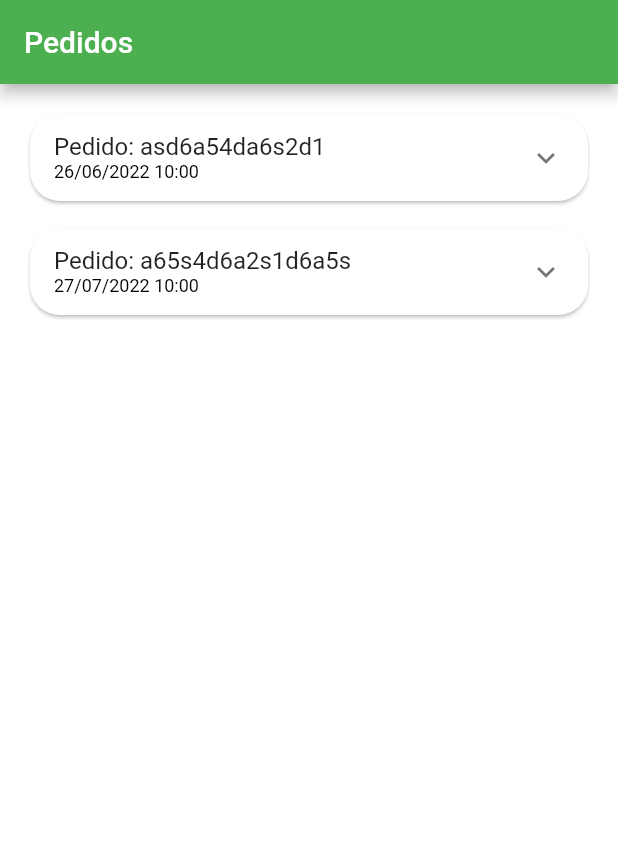
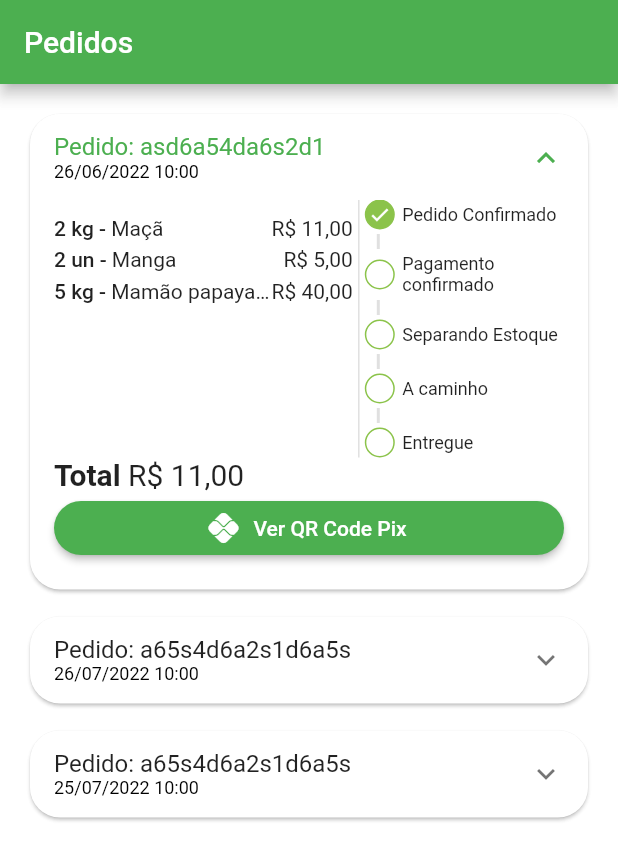
Before and after one commit to osiasmiranda/greengrocer, a Flutter app: the OrdersTab screen opened directly, on a phone screen of 412 x 824 dp. Shown: the top 860 px of the screen. Run offline on Flutter 3.47's test engine with Material 2 defaults, Android fonts, the phone set to English and light mode, and no system bars; our stand-ins replace animated_text_kit, badges, mask_text_input_formatter.

```diff
--- a/lib/src/config/app_data.dart
+++ b/lib/src/config/app_data.dart
@@ -119,14 +119,14 @@ UserModel userModel = UserModel(
 );
 
 List<OrderModel> orders = [
-  // Pedido 01
+  //@ Pedido 01
   OrderModel(
     copyAndPaste: 'q1w2e3r4t5y6',
     createdDateTime: DateTime.parse(
       '2022-06-26 10:00:10.458',
     ),
     overdueDateTime: DateTime.parse(
-      '2022-06-26 11:00:10.458',
+      '2022-07-29 11:00:10.458',
     ),
     id: 'asd6a54da6s2d1',
     status: 'pending_payment',
@@ -147,17 +147,17 @@ List<OrderModel> orders = [
     ],
   ),
 
-  // Pedido 02
+  //@ Pedido 02
   OrderModel(
     copyAndPaste: 'q1w2e3r4t5y6',
     createdDateTime: DateTime.parse(
-      '2022-07-27 10:00:10.458',
+      '2022-07-26 10:00:10.458',
     ),
     overdueDateTime: DateTime.parse(
-      '2022-07-27 11:00:10.458',
+      '2022-07-28 11:00:10.458',
     ),
     id: 'a65s4d6a2s1d6a5s',
-    status: 'delivered',
+    status: 'preparing_purchase',
     total: 11.5,
     items: [
       CartItemModel(
@@ -166,4 +166,23 @@ List<OrderModel> orders = [
       ),
     ],
   ),
+  //@Pedido 03
+  OrderModel(
+    copyAndPaste: 'q1w2e3r4t5y554',
+    createdDateTime: DateTime.parse(
+      '2022-07-25 10:00:10.458',
+    ),
+    overdueDateTime: DateTime.parse(
+      '2022-07-28 11:00:10.458',
+    ),
+    id: 'a65s4d6a2s1d6a5s',
+    status: 'delivered',
+    total: 11.5,
+    items: [
+      CartItemModel(
+        item: papaya,
+        quantity: 1,
+      ),
+    ],
+  ),
 ];
--- /dev/null
+++ b/lib/src/pages/orders/components/order_status_widget.dart
@@ -0,0 +1,139 @@
+import 'package:flutter/material.dart';
+
+import '../../../config/custom_colors.dart';
+
+class OrderStatusWidget extends StatelessWidget {
+  final String status;
+  final bool isOverdue;
+
+  final Map<String, int> allStatus = <String, int>{
+    'pending_payment': 0,
+    'refunded': 1,
+    'paid': 2,
+    'preparing_purchase': 3,
+    'shipping': 4,
+    'delivered': 5
+  };
+
+  int get currentStatus => allStatus[status]!;
+  OrderStatusWidget({
+    Key? key,
+    required this.status,
+    required this.isOverdue,
+  }) : super(key: key);
+
+  @override
+  Widget build(BuildContext context) {
+    return Column(
+      crossAxisAlignment: CrossAxisAlignment.start,
+      children: [
+        const _StatusDot(
+          title: 'Pedido Confirmado',
+          isActive: true,
+        ),
+        const _CustomDivider(),
+        if (currentStatus == 1) ...[
+          const _StatusDot(
+            isActive: true,
+            title: 'Pix Estornado',
+            backgroundColor: Colors.orange,
+          ),
+        ] else if (isOverdue) ...[
+          const _StatusDot(
+            isActive: true,
+            title: 'Pagamento Pix Vencido',
+            backgroundColor: Colors.red,
+          )
+        ] else ...[
+          _StatusDot(
+            isActive: currentStatus >= 2,
+            title: 'Pagamento confirmado',
+          ),
+          const _CustomDivider(),
+          _StatusDot(
+            isActive: currentStatus >= 3,
+            title: 'Separando Estoque',
+          ),
+          const _CustomDivider(),
+          _StatusDot(
+            isActive: currentStatus >= 4,
+            title: 'A caminho',
+          ),
+          const _CustomDivider(),
+          _StatusDot(
+            isActive: currentStatus == 5,
+            title: 'Entregue',
+          ),
+        ]
+      ],
+    );
+  }
+}
+
+class _CustomDivider extends StatelessWidget {
+  const _CustomDivider({
+    Key? key,
+  }) : super(key: key);
+
+  @override
+  Widget build(BuildContext context) {
+    return Container(
+      margin: const EdgeInsets.symmetric(horizontal: 8.0, vertical: 3.0),
+      height: 10,
+      width: 2,
+      color: Colors.grey.shade300,
+    );
+  }
+}
+
+//# dot
+class _StatusDot extends StatelessWidget {
+  final bool isActive;
+  final String title;
+  final Color? backgroundColor;
+  const _StatusDot({
+    Key? key,
+    required this.isActive,
+    required this.title,
+    this.backgroundColor,
+  }) : super(key: key);
+
+  @override
+  Widget build(BuildContext context) {
+    return Row(
+      children: [
+        Container(
+          height: 20,
+          width: 20,
+          decoration: BoxDecoration(
+            shape: BoxShape.circle,
+            border: Border.all(
+              color: CustomColors.customSwatchColor,
+            ),
+            color: isActive
+                ? backgroundColor ?? CustomColors.customSwatchColor
+                : Colors.transparent,
+          ),
+          child: isActive
+              ? const Icon(
+                  Icons.check,
+                  size: 15,
+                  color: Colors.white,
+                )
+              : const SizedBox.shrink(),
+        ),
+        const SizedBox(
+          width: 5,
+        ),
+        Expanded(
+          child: Text(
+            title,
+            style: const TextStyle(
+              fontSize: 12,
+            ),
+          ),
+        ),
+      ],
+    );
+  }
+}
--- a/lib/src/pages/orders/components/order_tile.dart
+++ b/lib/src/pages/orders/components/order_tile.dart
@@ -3,6 +3,7 @@ import 'package:greengrocer/src/model/order_model.dart';
 
 import '../../../model/cart_item_model.dart';
 import '../../../services/utils_services.dart';
+import 'order_status_widget.dart';
 
 class OrderTile extends StatelessWidget {
   final OrderModel order;
@@ -22,6 +23,9 @@ class OrderTile extends StatelessWidget {
       child: Theme(
         data: Theme.of(context).copyWith(dividerColor: Colors.transparent),
         child: ExpansionTile(
+          initiallyExpanded: order.status == 'pending_payment',
+          childrenPadding: const EdgeInsets.fromLTRB(16, 0, 16, 16),
+          expandedCrossAxisAlignment: CrossAxisAlignment.stretch,
           title: Column(
             crossAxisAlignment: CrossAxisAlignment.start,
             children: [
@@ -35,15 +39,17 @@ class OrderTile extends StatelessWidget {
               ),
             ],
           ),
-          childrenPadding: const EdgeInsets.fromLTRB(16, 0, 16, 16),
           children: [
-            SizedBox(
-              height: 150,
+            IntrinsicHeight(
               child: Row(
                 children: [
+                  //#Lista de Produtos
                   Expanded(
                     flex: 3,
+                    child: SizedBox(
+                      height: 150,
                       child: ListView(
+                        physics: const BouncingScrollPhysics(),
                         children: order.items.map(
                           ((orderItem) {
                             return _OrderItemWidget(
@@ -54,15 +60,59 @@ class OrderTile extends StatelessWidget {
                         ).toList(),
                       ),
                     ),
+                  ),
+                  VerticalDivider(
+                    thickness: 1,
+                    color: Colors.grey.shade300,
+                    width: 8,
+                  ),
+                  //# Status do pedido
                   Expanded(
                     flex: 2,
-                    child: Container(
-                      color: Colors.blue,
+                    child: OrderStatusWidget(
+                      status: order.status,
+                      isOverdue: order.overdueDateTime.isBefore(DateTime.now()),
                     ),
-                  )
+                  ),
                 ],
               ),
-            )
+            ),
+            //#Total Pagamento
+            Text.rich(
+              TextSpan(
+                style: const TextStyle(fontSize: 20),
+                children: [
+                  const TextSpan(
+                    text: 'Total ',
+                    style: TextStyle(
+                      fontWeight: FontWeight.bold,
+                    ),
+                  ),
+                  TextSpan(
+                    text: utilsServices.priceToCurrency(order.total),
+                  ),
+                ],
+              ),
+            ),
+            //#Botão Pagamento
+
+            Visibility(
+              visible: order.status == 'pending_payment',
+              child: ElevatedButton.icon(
+                style: ElevatedButton.styleFrom(
+                  shape: RoundedRectangleBorder(
+                    borderRadius: BorderRadius.circular(20),
+                  ),
+                ),
+                onPressed: () {},
+                icon: const Icon(
+                  Icons.pix,
+                ),
+                label: const Text(
+                  'Ver QR Code Pix',
+                ),
+              ),
+            ),
           ],
         ),
       ),
@@ -100,9 +150,7 @@ class _OrderItemWidget extends StatelessWidget {
             ),
           ),
           Text(
-            utilsServices.priceToCurrency(
-              orderItem.totalPrice(),
-            ),
+            utilsServices.priceToCurrency(orderItem.totalPrice()),
           ),
         ],
       ),
--- a/lib/src/pages/orders/orders_tab.dart
+++ b/lib/src/pages/orders/orders_tab.dart
@@ -16,7 +16,9 @@ class OrdersTab extends StatelessWidget {
         padding: const EdgeInsets.all(16.0),
         physics: const BouncingScrollPhysics(),
         separatorBuilder: (_, index) => const SizedBox(height: 10),
-        itemBuilder: (_, index) => OrderTile(order: app_data.orders[index]),
+        itemBuilder: (_, index) => OrderTile(
+          order: app_data.orders[index],
+        ),
         itemCount: app_data.orders.length,
       ),
     );
```
Lines whose indentation alone changed are shown as unchanged.
